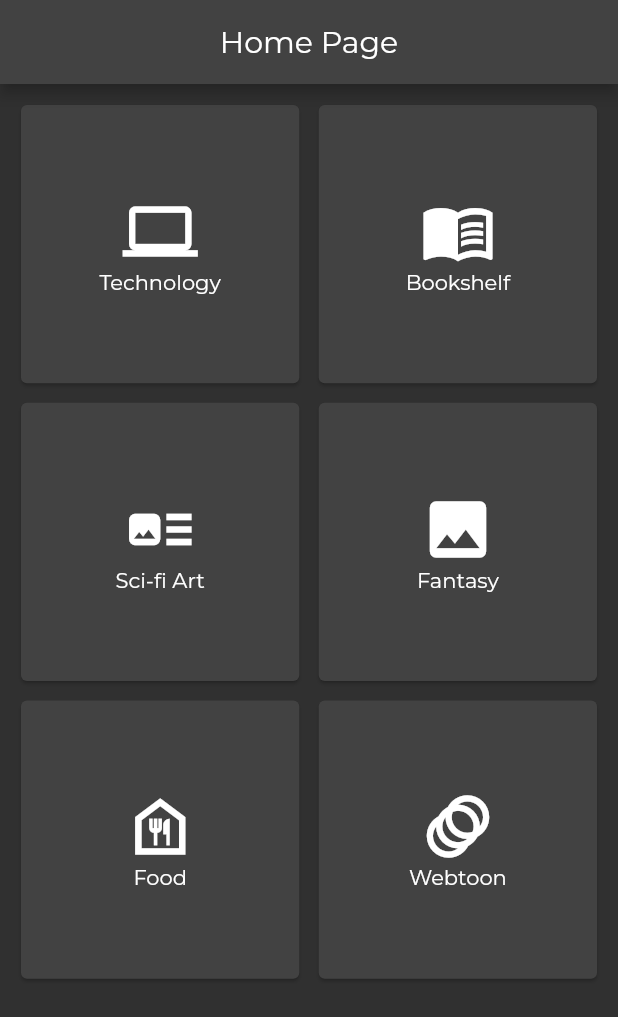
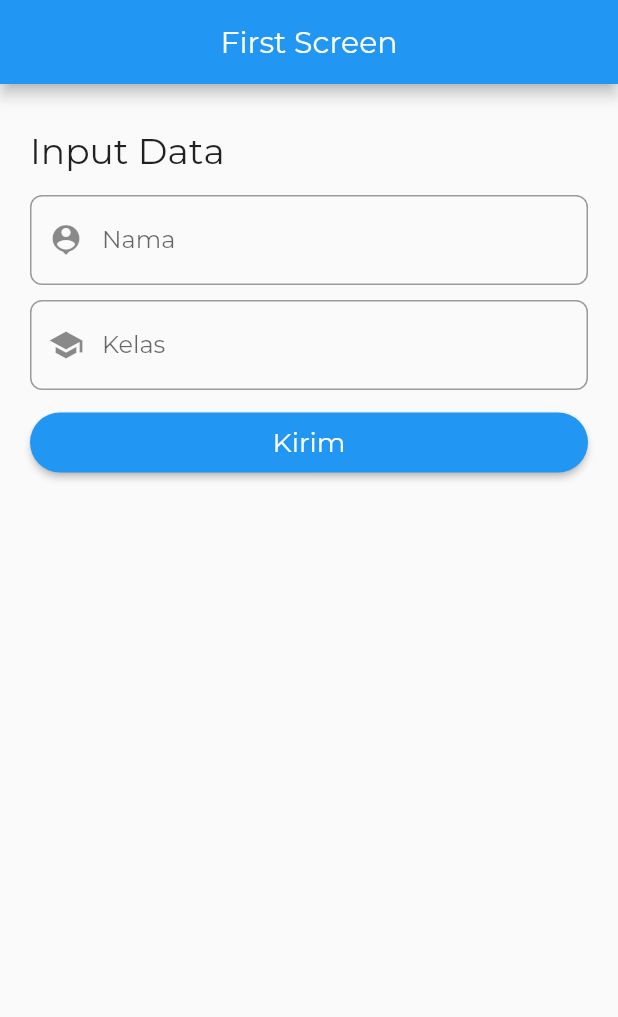
Before and after one commit to MuhammadFarhan200/belajar-flutter-new, a Flutter app: the screen it shows after launch, on a phone screen of 412 x 824 dp. Shown: the top 1017 px of the screen. Run offline on Flutter 3.47's test engine with Material 2 defaults, Android fonts, the phone set to English and light mode, and no system bars; our stand-ins replace awesome_snackbar_content, google_fonts, rflutter_alert; missing offline and left inert: dart:html; project files that could hold a hidden picture were left out.

Commit message:
Alert Notification dan Passing Data

```diff
--- /dev/null
+++ b/lib/ui/passingData/firstScreen.dart
@@ -0,0 +1,174 @@
+import 'package:flutter/material.dart';
+import 'package:flutter/cupertino.dart';
+import 'package:movie_apps/ui/passingData/secondScreen.dart';
+
+class FirstScreen extends StatefulWidget {
+  const FirstScreen({Key? key}) : super(key: key);
+
+  @override
+  _FirstScreenState createState() => _FirstScreenState();
+}
+
+class _FirstScreenState extends State<FirstScreen> {
+  @override
+  Widget build(BuildContext context) {
+    return MaterialApp(
+      title: 'Passing Data',
+      debugShowCheckedModeBanner: false,
+      theme: ThemeData(fontFamily: 'Montserrat'),
+      home: FirstScreenContent(),
+    );
+  }
+}
+
+class FirstScreenContent extends StatefulWidget {
+  const FirstScreenContent({Key? key}) : super(key: key);
+
+  @override
+  _FirstScreenContentState createState() => _FirstScreenContentState();
+}
+
+class _FirstScreenContentState extends State<FirstScreenContent> {
+  TextEditingController namaController = TextEditingController();
+  TextEditingController kelasController = TextEditingController();
+
+  @override
+  Widget build(BuildContext context) {
+    return Scaffold(
+      appBar: AppBar(
+        title: Text('First Screen'),
+        centerTitle: true,
+      ),
+      body: SafeArea(
+        child: Container(
+          margin: EdgeInsets.all(20),
+          child: ListView(
+            children: [
+              Container(
+                margin: EdgeInsets.symmetric(vertical: 10),
+                child: Text(
+                  'Input Data',
+                  style: TextStyle(fontSize: 24),
+                ),
+              ),
+              Container(
+                margin: EdgeInsets.symmetric(vertical: 5),
+                child: TextFormField(
+                  controller: namaController,
+                  maxLines: 1,
+                  keyboardType: TextInputType.emailAddress,
+                  decoration: InputDecoration(
+                    labelText: 'Nama',
+                    hintText: 'Masukkan Nama',
+                    prefixIcon: Icon(Icons.person_pin),
+                    border: OutlineInputBorder(
+                      borderRadius: BorderRadius.circular(8),
+                    ),
+                  ),
+                ),
+              ),
+              Container(
+                margin: EdgeInsets.symmetric(vertical: 5),
+                child: TextFormField(
+                  controller: kelasController,
+                  maxLines: 1,
+                  keyboardType: TextInputType.emailAddress,
+                  decoration: InputDecoration(
+                    labelText: 'Kelas',
+                    hintText: 'Masukkan Kelas',
+                    prefixIcon: Icon(Icons.school),
+                    border: OutlineInputBorder(
+                      borderRadius: BorderRadius.circular(8),
+                    ),
+                  ),
+                ),
+              ),
+              Container(
+                margin: EdgeInsets.only(top: 10),
+                height: 40,
+                child: ElevatedButton(
+                  onPressed: () => _showCupertinoDialog(
+                    context,
+                    namaController.text,
+                    kelasController.text,
+                  ),
+                  child: Text(
+                    'Kirim',
+                    style: TextStyle(fontSize: 18),
+                  ),
+                  style: ButtonStyle(
+                    shape: MaterialStateProperty.all(
+                      RoundedRectangleBorder(
+                        borderRadius: BorderRadius.circular(50),
+                      ),
+                    ),
+                  ),
+                ),
+              ),
+            ],
+          ),
+        ),
+      ),
+    );
+  }
+}
+
+void _showCupertinoDialog(BuildContext context, String nama, String kelas) {
+  if (nama.isEmpty || kelas.isEmpty) {
+    final snackBar = SnackBar(
+      duration: Duration(seconds: 5),
+      content: Text(
+        'Nama dan Kelas harus diisi!',
+        style: TextStyle(fontFamily: 'Montserrat'),
+      ),
+      backgroundColor: Colors.red,
+    );
+
+    ScaffoldMessenger.of(context).showSnackBar(snackBar);
+    return;
+  }
+
+  showDialog(
+    context: context,
+    builder: (context) {
+      return CupertinoAlertDialog(
+        title: Text(
+          'Data Tersimpan!',
+          style: TextStyle(fontFamily: 'Montserrat'),
+        ),
+        content: Text(
+          'Anda Yakin Akan Mengirim Data ke Halaman Berikutnya?',
+          style: TextStyle(fontFamily: 'Montserrat'),
+        ),
+        actions: [
+          CupertinoDialogAction(
+            child: Text(
+              'Tidak',
+              style: TextStyle(fontFamily: 'Montserrat'),
+            ),
+            onPressed: () {
+              Navigator.pop(context);
+            },
+          ),
+          CupertinoDialogAction(
+            child: Text(
+              'Ya',
+              style: TextStyle(fontFamily: 'Montserrat'),
+            ),
+            onPressed: () {
+              Navigator.push(
+                context,
+                MaterialPageRoute(
+                  builder: (context) => SecondScreen(
+                    nama: nama,
+                    kelas: kelas,
+                  ),
+                ),
+              );
+            },
+          ),
+        ],
+      );
+    },
+  );
+}
--- /dev/null
+++ b/lib/ui/passingData/secondScreen.dart
@@ -0,0 +1,77 @@
+import 'package:flutter/material.dart';
+
+class SecondScreen extends StatefulWidget {
+  final String nama;
+  final String kelas;
+  const SecondScreen({Key? key, required this.nama, required this.kelas})
+      : super(key: key);
+
+  @override
+  State<SecondScreen> createState() => _SecondScreenState();
+}
+
+class _SecondScreenState extends State<SecondScreen> {
+  @override
+  Widget build(BuildContext context) {
+    return MaterialApp(
+      title: 'Passing Data',
+      theme: ThemeData(fontFamily: 'Montserrat'),
+      debugShowCheckedModeBanner: false,
+      home: Scaffold(
+        appBar: AppBar(
+          title: Text('Second Screen'),
+          centerTitle: true,
+          leading: IconButton(
+              onPressed: () {
+                Navigator.of(context).pop();
+              },
+              icon: Icon(Icons.arrow_back_ios_new_rounded)),
+        ),
+        body: SafeArea(
+          child: Container(
+            padding: EdgeInsets.all(20),
+            child: ListView(
+              children: [
+                Container(
+                  margin: EdgeInsets.symmetric(vertical: 10),
+                  child: Text(
+                    'Output Data',
+                    style: TextStyle(fontSize: 24),
+                  ),
+                ),
+                Container(
+                  padding: EdgeInsets.all(15),
+                  margin: EdgeInsets.only(bottom: 5),
+                  decoration: BoxDecoration(
+                    color: Colors.blue,
+                    borderRadius: BorderRadius.circular(50),
+                  ),
+                  child: Center(
+                    child: Text(
+                      'Nama : ' + widget.nama,
+                      style: TextStyle(color: Colors.white, fontSize: 16),
+                    ),
+                  ),
+                ),
+                Container(
+                  padding: EdgeInsets.all(15),
+                  margin: EdgeInsets.only(top: 5),
+                  decoration: BoxDecoration(
+                    color: Colors.blue,
+                    borderRadius: BorderRadius.circular(50),
+                  ),
+                  child: Center(
+                    child: Text(
+                      'Kelas : ' + widget.kelas,
+                      style: TextStyle(color: Colors.white, fontSize: 16),
+                    ),
+                  ),
+                ),
+              ],
+            ),
+          ),
+        ),
+      ),
+    );
+  }
+}
--- a/pubspec.yaml
+++ b/pubspec.yaml
@@ -38,6 +38,7 @@ dependencies:
   fluttertoast: ^8.1.1
   awesome_snackbar_content: ^0.0.8
   http: ^0.13.5
+  rflutter_alert: ^2.0.4
 
 dev_dependencies:
   flutter_test:
```
Also changed, not shown: lib/main.dart (+2 -5 lines), lib/ui/notification/alert.dart (added, +214 -0 lines), lib/ui/notification/cupertinoAlert.dart (added, +193 -0 lines), pubspec.lock.
